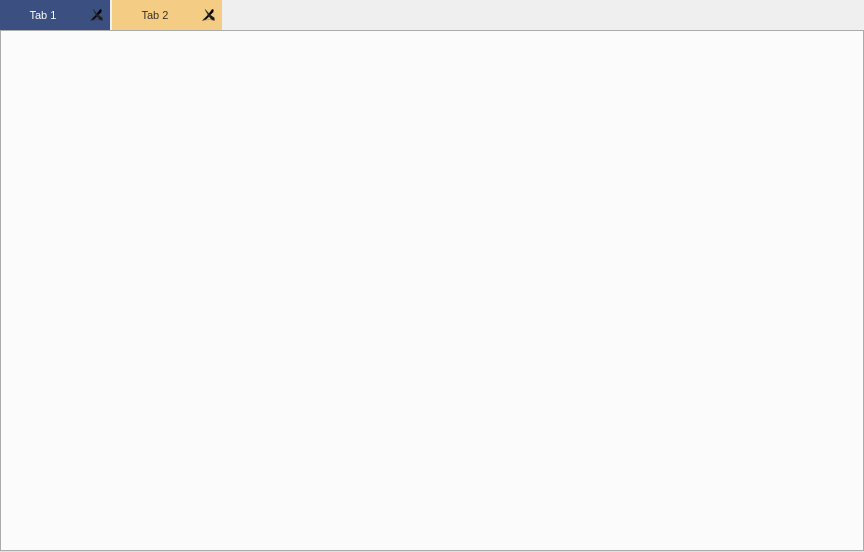
chineselixi/FireMonkeyStudio, file IDE/Window/Form_WindowTab.ui: the form before one commit.
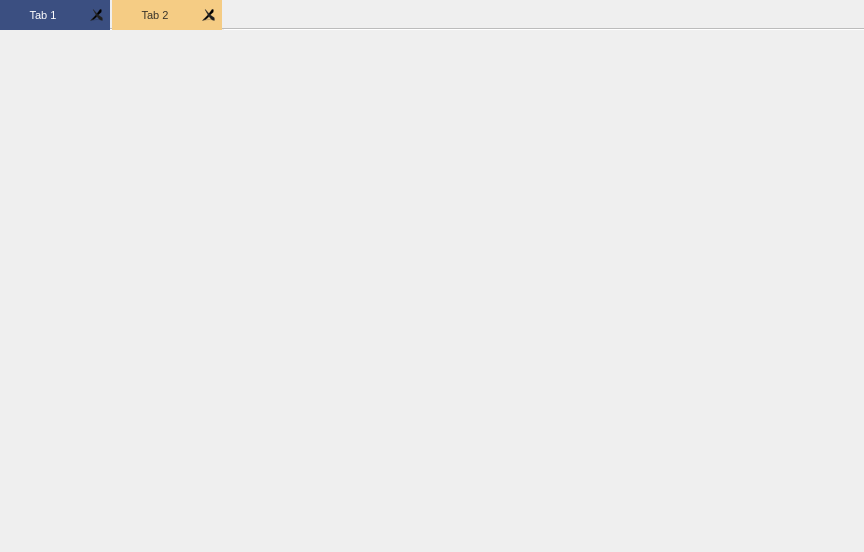
The form after the commit. The open tabs and pages were chosen to show the change. Icons and pictures are not drawn.

Diff of the .ui file:
```diff
--- a/IDE/Window/Form_WindowTab.ui
+++ b/IDE/Window/Form_WindowTab.ui
@@ -91,6 +91,9 @@
      <property name="focusPolicy">
       <enum>Qt::TabFocus</enum>
      </property>
+     <property name="styleSheet">
+      <string notr="true"/>
+     </property>
      <property name="tabPosition">
       <enum>QTabWidget::North</enum>
      </property>
@@ -103,6 +106,9 @@
      <property name="elideMode">
       <enum>Qt::ElideNone</enum>
      </property>
+     <property name="documentMode">
+      <bool>true</bool>
+     </property>
      <property name="tabsClosable">
       <bool>true</bool>
      </property>
```
Left out of the diff: 8 changed lines with no effect on the pictures.
